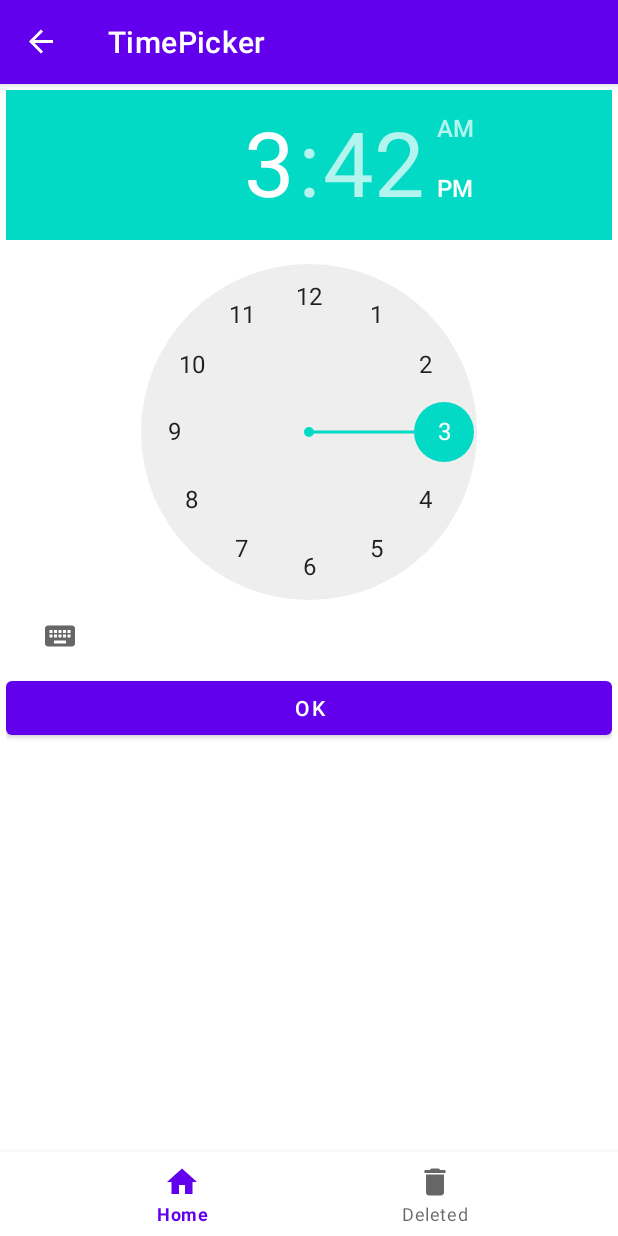
After one commit to ZhangYM2021/TodoList, an Android app: the TimePickerFragment screen opened through its navigation route, on a phone screen of 412 x 824 dp. The commit adds this screen. Run offline under Robolectric (Android 15) with nearby library versions, the phone set to English and light mode, and no system bars; our stand-ins replace Room's generated code, data binding, navigation-ui.

Commit message:
timepickerfragment

```diff
--- a/app/src/main/java/com/android/todolist/ui/add/AddFragment.kt
+++ b/app/src/main/java/com/android/todolist/ui/add/AddFragment.kt
@@ -35,6 +35,9 @@ class AddFragment : Fragment() {
 
         binding.apply {
             spinner.adapter = myAdapter
+            floatingActionButton.setOnClickListener {
+                findNavController().navigate(R.id.action_addFragment_to_timePickerFragment)
+            }
             btnAdd.setOnClickListener {
                 if(TextUtils.isEmpty((edtTask.text))){
                     Toast.makeText(requireContext(), "It's empty!", Toast.LENGTH_SHORT).show()
--- /dev/null
+++ b/app/src/main/java/com/android/todolist/ui/add/TimePickerFragment.kt
@@ -0,0 +1,48 @@
+package com.android.todolist.ui.add
+
+import android.app.Dialog
+import android.app.TimePickerDialog
+import android.os.Bundle
+import android.text.format.DateFormat.is24HourFormat
+import android.view.LayoutInflater
+import android.view.View
+import android.view.ViewGroup
+import android.widget.TimePicker
+import androidx.fragment.app.DialogFragment
+import androidx.navigation.fragment.findNavController
+import com.android.todolist.R
+import com.android.todolist.databinding.FragmentAddBinding
+import com.android.todolist.databinding.FragmentTimepickerBinding
+import java.text.DateFormat
+import java.util.*
+
+class TimePickerFragment : DialogFragment(), TimePickerDialog.OnTimeSetListener{
+
+    override fun onCreateView(
+        inflater: LayoutInflater,
+        container: ViewGroup?,
+        savedInstanceState: Bundle?
+    ): View? {
+
+        val binding = FragmentTimepickerBinding.inflate(inflater)
+
+        binding.apply {
+            btnAlarm.setOnClickListener {
+                findNavController().navigate(R.id.action_timePickerFragment_to_addFragment)
+            }
+        }
+        return binding.root
+    }
+
+    override fun onCreateDialog(savedInstanceState: Bundle?): Dialog {
+        val c = Calendar.getInstance()
+        val hour = c.get(Calendar.HOUR_OF_DAY)
+        val minute = c.get(Calendar.MINUTE)
+
+        return TimePickerDialog(context, this, hour, minute, is24HourFormat(context))
+    }
+
+    override fun onTimeSet(view: TimePicker?, hourOfDay: Int, minute: Int) {
+
+    }
+}
--- /dev/null
+++ b/app/src/main/java/com/android/todolist/ui/task/DeletedFragment.kt
@@ -0,0 +1,4 @@
+package com.android.todolist.ui.task
+
+class DeletedFragment {
+}
--- /dev/null
+++ b/app/src/main/res/drawable/ic_deleted.xml
@@ -0,0 +1,10 @@
+<vector xmlns:android="http://schemas.android.com/apk/res/android"
+    android:width="24dp"
+    android:height="24dp"
+    android:viewportWidth="24"
+    android:viewportHeight="24"
+    android:tint="?attr/colorControlNormal">
+  <path
+      android:fillColor="@android:color/white"
+      android:pathData="M6,19c0,1.1 0.9,2 2,2h8c1.1,0 2,-0.9 2,-2V7H6v12zM19,4h-3.5l-1,-1h-5l-1,1H5v2h14V4z"/>
+</vector>
--- /dev/null
+++ b/app/src/main/res/drawable/ic_home.xml
@@ -0,0 +1,10 @@
+<vector xmlns:android="http://schemas.android.com/apk/res/android"
+    android:width="24dp"
+    android:height="24dp"
+    android:viewportWidth="24"
+    android:viewportHeight="24"
+    android:tint="?attr/colorControlNormal">
+  <path
+      android:fillColor="@android:color/white"
+      android:pathData="M10,20v-6h4v6h5v-8h3L12,3 2,12h3v8z"/>
+</vector>
--- a/app/src/main/res/layout/activity_main.xml
+++ b/app/src/main/res/layout/activity_main.xml
@@ -6,13 +6,20 @@
     android:layout_height="match_parent"
     tools:context=".ui.MainActivity">
 
+    <com.google.android.material.bottomnavigation.BottomNavigationView
+        android:id="@+id/bottomNavigationView"
+        android:layout_width="match_parent"
+        android:layout_height="wrap_content"
+        app:layout_constraintBottom_toBottomOf="parent"
+        app:menu="@menu/bottom_menu"/>
+
     <fragment
         android:id="@+id/nav_host_fragment"
         android:name="androidx.navigation.fragment.NavHostFragment"
         android:layout_width="0dp"
         android:layout_height="0dp"
         app:defaultNavHost="true"
-        app:layout_constraintBottom_toBottomOf="parent"
+        app:layout_constraintBottom_toTopOf="@id/bottomNavigationView"
         app:layout_constraintEnd_toEndOf="parent"
         app:layout_constraintHorizontal_bias="0.5"
         app:layout_constraintStart_toStartOf="parent"
--- /dev/null
+++ b/app/src/main/res/layout/fragment_timepicker.xml
@@ -0,0 +1,27 @@
+<?xml version="1.0" encoding="utf-8"?>
+<layout xmlns:android="http://schemas.android.com/apk/res/android"
+    xmlns:tools="http://schemas.android.com/tools">
+
+    <data>
+
+    </data>
+
+    <LinearLayout
+        android:orientation="vertical"
+        android:layout_width="match_parent"
+        android:layout_height="match_parent"
+        android:padding="4dp">
+
+        <TimePicker
+            android:id="@+id/timepicker"
+            android:layout_width="wrap_content"
+            android:layout_height="wrap_content" />
+
+        <Button
+            android:id="@+id/btn_alarm"
+            android:layout_width="match_parent"
+            android:layout_height="wrap_content"
+            android:text="OK" />
+
+    </LinearLayout>
+</layout>
--- /dev/null
+++ b/app/src/main/res/menu/bottom_menu.xml
@@ -0,0 +1,12 @@
+<?xml version="1.0" encoding="utf-8"?>
+<menu xmlns:android="http://schemas.android.com/apk/res/android">
+
+    <item android:title="Home"
+        android:id="@+id/homeFragment"
+        android:icon="@drawable/ic_home"/>
+
+    <item android:title="Deleted"
+        android:id="@+id/favFragment"
+        android:icon="@drawable/ic_deleted"/>
+
+</menu>
--- a/app/src/main/res/navigation/navigation.xml
+++ b/app/src/main/res/navigation/navigation.xml
@@ -37,6 +37,9 @@
             app:exitAnim="@anim/to_right"
             app:popUpTo="@id/taskFragment"
             app:popUpToInclusive="true" />
+        <action
+            android:id="@+id/action_addFragment_to_timePickerFragment"
+            app:destination="@id/timePickerFragment" />
     </fragment>
     <fragment
         android:id="@+id/updateFragment"
@@ -54,4 +57,12 @@
             android:name="taskEntry"
             app:argType="com.android.todolist.database.TaskEntry" />
     </fragment>
+    <fragment
+        android:id="@+id/timePickerFragment"
+        android:name="com.android.todolist.ui.add.TimePickerFragment"
+        android:label="TimePicker" >
+        <action
+            android:id="@+id/action_timePickerFragment_to_addFragment"
+            app:destination="@id/addFragment" />
+    </fragment>
 </navigation>
```
Also changed, not shown: app/src/main/res/drawable/ic_alarm.xml (added, +10 -0 lines), app/src/main/res/layout/fragment_add.xml (+14 -0 lines), app/src/main/res/layout/fragment_deleted.xml (added, +24 -0 lines).
